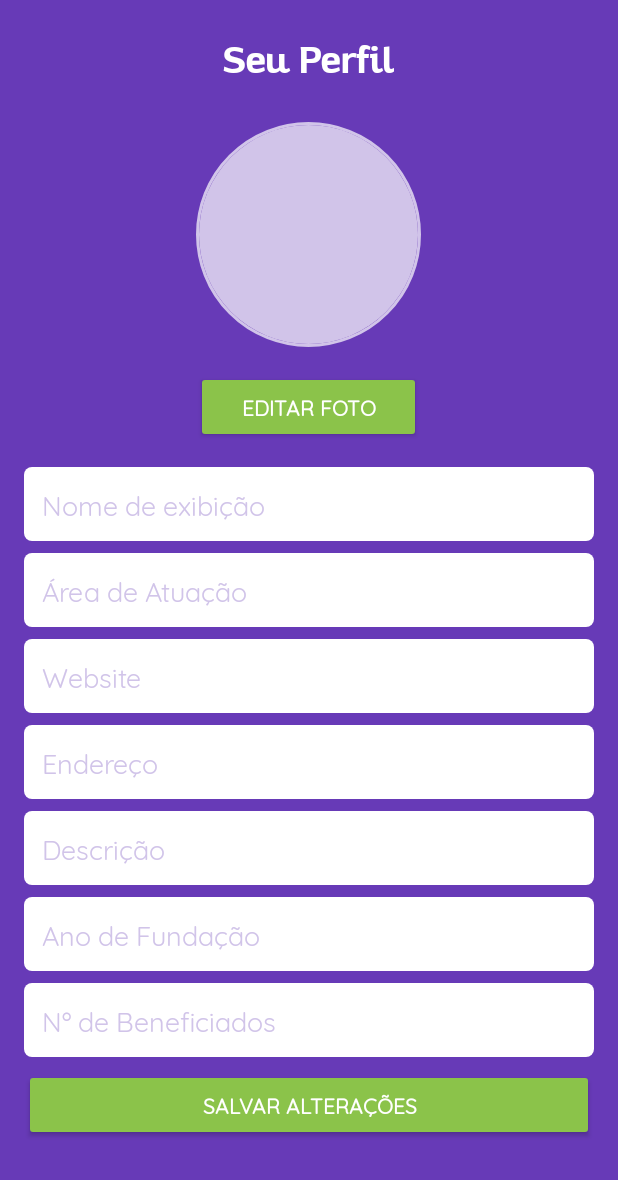
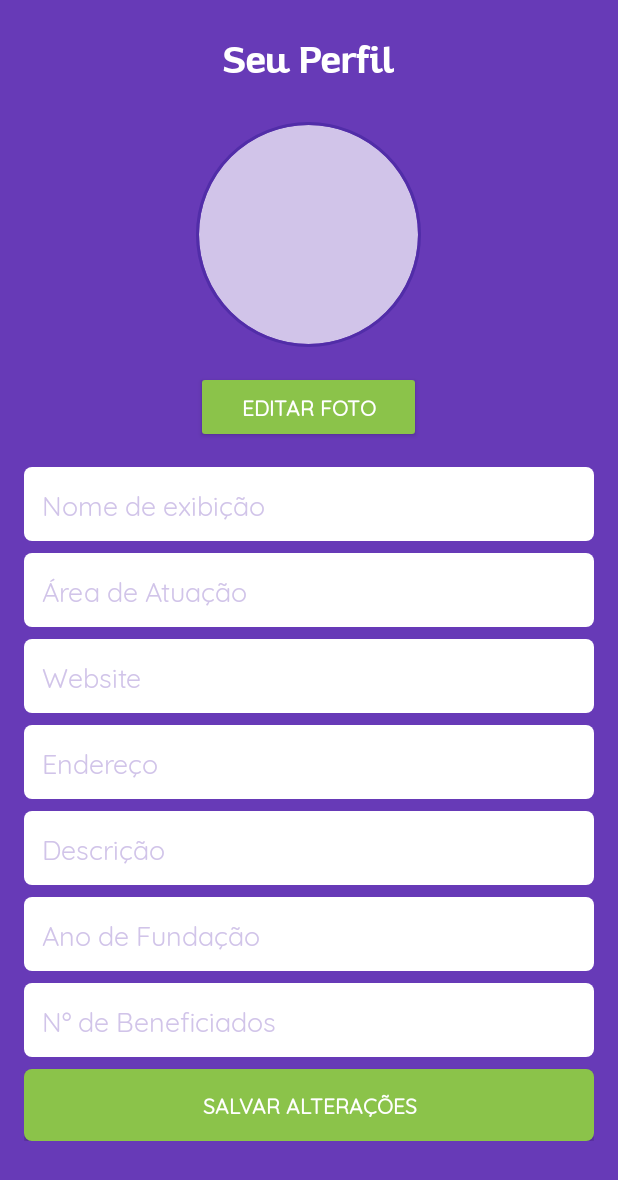
Before and after one commit to jadsonluan/fidu, an Android app: the layout activity_update_profile.xml on its own in the app's theme, with its tools: preview values and no code run, on a phone screen of 412 x 824 dp. Shown: the top 1180 px of the screen. Run offline under Robolectric (Android 15) with nearby library versions, the phone set to English and light mode, and no system bars.

```diff
--- a/app/src/main/res/layout/activity_update_profile.xml
+++ b/app/src/main/res/layout/activity_update_profile.xml
@@ -27,10 +27,11 @@
             android:textStyle="bold" />
 
         <ProgressBar
-            android:id="@+id/uploadProgress"
-            android:layout_width="150dp"
-            android:layout_height="150dp"
-            android:layout_marginTop="24dp"
+            android:id="@+id/imgLoading"
+            android:layout_width="100dp"
+            android:layout_height="100dp"
+            android:layout_marginTop="49dp"
+            android:layout_marginBottom="24dp"
             android:indeterminate="true"
             tools:visibility="gone" />
 
@@ -40,17 +41,9 @@
             android:layout_height="150dp"
             android:layout_marginTop="24dp"
             android:src="@color/colorLightPrimary"
-            app:civ_border_color="@color/colorLightPrimary"
+            app:civ_border_color="@color/colorDarkPrimary"
             app:civ_border_width="2dp"
             android:tooltipText="Editar"/>
-
-        <!--<ImageView-->
-            <!--android:id="@+id/profilePhoto"-->
-            <!--android:layout_width="150dp"-->
-            <!--android:layout_height="150dp"-->
-            <!--android:layout_marginTop="24dp"-->
-            <!--android:src="@color/colorAccent"-->
-            <!--android:tooltipText="Editar"/>-->
 
         <Button
             android:id="@+id/btnUpdatePhoto"
@@ -59,6 +52,7 @@
             android:layout_height="wrap_content"
             android:layout_marginTop="16dp"
             android:fontFamily="@font/quicksand"
+            android:padding="0dp"
             android:text="Editar foto"
             android:textColor="@android:color/white"
             android:textStyle="bold" />
@@ -143,12 +137,14 @@
 
         <Button
             android:id="@+id/btnUpdate"
-            style="@style/Widget.AppCompat.Button.Colored"
             android:layout_width="match_parent"
             android:layout_height="wrap_content"
             android:layout_marginTop="8dp"
+            android:padding="0dp"
+            android:background="@drawable/background_button_green"
             android:fontFamily="@font/quicksand"
             android:text="Salvar alterações"
+            android:textColor="@color/secondaryText"
             android:textSize="14sp"
             android:textStyle="bold" />
     </LinearLayout>
```
Also changed, not shown: app/src/main/java/br/edu/ufcg/fidu/views/activities/UpdateProfileActivity.java (+28 -9 lines), app/src/main/java/br/edu/ufcg/fidu/views/fragments/ProfileFragment.java (+40 -16 lines), app/src/main/res/layout/fragment_profile.xml (+10 -1 lines).
